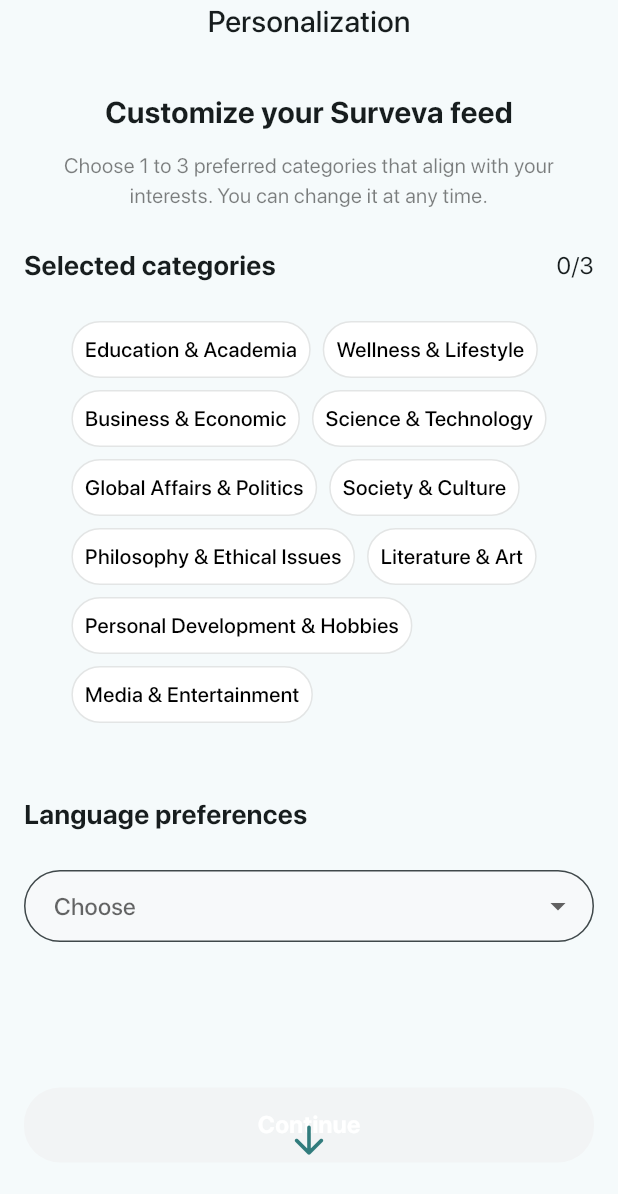
After one commit to ryann254/Surveva-App, a Flutter app: the PersonalizationPage screen opened directly, on a phone screen of 412 x 824 dp. The commit adds this screen. Shown: the top 1194 px of the screen. Run offline on Flutter 3.47's test engine with Material 3 defaults, Android fonts, the light colour scheme and no system bars; our stand-ins replace flutter_svg; missing offline and left inert: date_picker_plus, flutter_verification_code; project files that could hold a hidden picture were left out.

Commit message:
feat: add PersonalizationPage ui

```diff
--- a/lib/pages/AnimationPage.dart
+++ b/lib/pages/AnimationPage.dart
@@ -1,6 +1,6 @@
 import 'package:flutter/material.dart';
 import 'package:flutter_svg/flutter_svg.dart';
-import 'package:surveva_app/pages/HomePage.dart';
+import 'package:surveva_app/pages/DiscoveryPage.dart';
 import 'package:surveva_app/pages/LaunchPage.dart';
 
 class AnimationPage extends StatefulWidget {
@@ -43,7 +43,7 @@
     _controller.forward().then((_) {
       Future.delayed(const Duration(milliseconds: 500), () {
         Navigator.of(context).pushReplacement(
-          MaterialPageRoute(builder: (context) => _loginState ? const HomePage() : const LaunchPage()),
+          MaterialPageRoute(builder: (context) => _loginState ? const DiscoveryPage() : const LaunchPage()),
         );
       });
     });
--- a/lib/pages/HomePage.dart
+++ b/lib/pages/DiscoveryPage.dart
@@ -1,13 +1,13 @@
 import 'package:flutter/material.dart';
 
-class HomePage extends StatefulWidget {
-  const HomePage({super.key});
+class DiscoveryPage extends StatefulWidget {
+  const DiscoveryPage({super.key});
 
   @override
-  State<HomePage> createState() => _HomePageState();
+  State<DiscoveryPage> createState() => _DiscoveryPageState();
 }
 
-class _HomePageState extends State<HomePage> {
+class _DiscoveryPageState extends State<DiscoveryPage> {
   @override
   Widget build(BuildContext context) {
     return const Scaffold(
--- a/lib/pages/LoginPage.dart
+++ b/lib/pages/LoginPage.dart
@@ -1,7 +1,7 @@
 import 'package:flutter/material.dart';
 import 'package:flutter_svg/svg.dart';
 import 'package:surveva_app/pages/ForgotPasswordPage.dart';
-import 'package:surveva_app/pages/HomePage.dart';
+import 'package:surveva_app/pages/DiscoveryPage.dart';
 import 'package:surveva_app/pages/SignUpPage.dart';
 import 'package:surveva_app/widgets/authWidgets.dart';
 
@@ -48,7 +48,7 @@
                         const SizedBox(height: 18),
                         GestureDetector(
                           onTap: () {
-                            Navigator.push(context, MaterialPageRoute(builder: (context) => const HomePage()));
+                            Navigator.push(context, MaterialPageRoute(builder: (context) => const DiscoveryPage()));
                           },
                           child: Container(
                               width: double.infinity,
--- /dev/null
+++ b/lib/pages/PersonalizationPage.dart
@@ -0,0 +1,357 @@
+import 'package:flutter/material.dart';
+import 'package:surveva_app/pages/DiscoveryPage.dart';
+
+class PersonalizationPage extends StatefulWidget {
+  const PersonalizationPage({super.key});
+
+  @override
+  State<PersonalizationPage> createState() => _PersonalizationPageState();
+}
+
+class _PersonalizationPageState extends State<PersonalizationPage> with SingleTickerProviderStateMixin {
+  // TODO: Get categories from API
+  List<String> categories = [
+    'Education & Academia',
+    'Wellness & Lifestyle',
+    'Business & Economic',
+    'Science & Technology',
+    'Global Affairs & Politics',
+    'Society & Culture',
+    'Philosophy & Ethical Issues',
+    'Literature & Art',
+    'Personal Development & Hobbies',
+    'Media & Entertainment'
+  ];
+  List<String> selectedCategories = [];
+
+  // TODO: Get languages from API
+  List<String> languages = [
+    'English',
+    'Spanish',
+    'French',
+    'German',
+    'Italian',
+    'Portuguese',
+    'Russian',
+    'Chinese',
+    'Japanese',
+    'Korean',
+    'Arabic',
+    'Hindi',
+    'Bengali',
+    'Punjabi',
+    'Urdu',
+    'Indonesian',
+    'Malay',
+    'Thai',
+    'Vietnamese',
+    'Filipino',
+    'Dutch',
+    'Swedish',
+    'Norwegian',
+    'Danish',
+    'Finnish',
+    'Estonian',
+    'Latvian',
+    'Lithuanian',
+    'Polish',
+    'Czech',
+    'Slovak',
+    'Slovenian',
+    'Croatian',
+    'Bosnian',
+    'Macedonian',
+    'Romanian',
+    'Bulgarian',
+    'Serbian',
+    'Montenegrin',
+    'Albanian',
+    'Maltese'
+  ];
+  List<String> selectedLanguages = [];
+
+  String? languageError;
+
+  late AnimationController _controller;
+  late Animation<Offset> _offsetAnimation;
+  late ScrollController _scrollController;
+  bool _showScrollIcon = true;
+
+  @override
+  void initState() {
+    super.initState();
+    _controller = AnimationController(
+      duration: const Duration(seconds: 1),
+      vsync: this,
+    )..repeat(reverse: true);
+    _offsetAnimation = Tween<Offset>(
+      begin: Offset.zero,
+      end: const Offset(0, 0.1),
+    ).animate(CurvedAnimation(
+      parent: _controller,
+      curve: Curves.easeInOut,
+    ));
+    _scrollController = ScrollController();
+    _scrollController.addListener(_scrollListener);
+  }
+
+  @override
+  void dispose() {
+    _controller.dispose();
+    _scrollController.removeListener(_scrollListener);
+    _scrollController.dispose();
+    super.dispose();
+  }
+
+  void _scrollListener() {
+    if (_scrollController.offset >= _scrollController.position.maxScrollExtent &&
+        !_scrollController.position.outOfRange) {
+      setState(() {
+        _showScrollIcon = false;
+      });
+    } else if (!_showScrollIcon) {
+      setState(() {
+        _showScrollIcon = true;
+      });
+    }
+  }
+
+  addCategory(String category) {
+    if (selectedCategories.contains(category)) {
+      setState(() {
+        selectedCategories.remove(category);
+      });
+    } else {
+      if (selectedCategories.length < 3) {
+        setState(() {
+          selectedCategories.add(category);
+        });
+      }
+    }
+  }
+
+  @override
+  Widget build(BuildContext context) {
+    return Scaffold(
+      body: SafeArea(
+        child: Stack(
+          children: [
+            SingleChildScrollView(
+              controller: _scrollController,
+              child: Center(
+                child: Padding(
+                  padding: const EdgeInsets.only(left: 16.0, right: 16.0),
+                  child: Column(
+                    children: [
+                      const Text(
+                        'Personalization',
+                        style: TextStyle(fontSize: 20, fontWeight: FontWeight.w500),
+                      ),
+                      const SizedBox(
+                        height: 32,
+                      ),
+                      const Text(
+                        'Customize your Surveva feed',
+                        style: TextStyle(fontSize: 20, fontWeight: FontWeight.w600),
+                      ),
+                      const SizedBox(
+                        height: 10,
+                      ),
+                      SizedBox(
+                          width: 330,
+                          child: Text(
+                            'Choose 1 to 3 preferred categories that align with your interests. You can change it at any time.',
+                            style: TextStyle(
+                                fontSize: 14,
+                                fontWeight: FontWeight.w400,
+                                color: Colors.black.withOpacity(0.5)),
+                            textAlign: TextAlign.center,
+                          )),
+                      const SizedBox(
+                        height: 24,
+                      ),
+                      Row(
+                        mainAxisAlignment: MainAxisAlignment.spaceBetween,
+                        children: [
+                          const Text(
+                            'Selected categories',
+                            style:
+                                TextStyle(fontSize: 18, fontWeight: FontWeight.w600),
+                          ),
+                          Text(
+                            '${selectedCategories.length}/3',
+                            style:
+                                const TextStyle(fontSize: 16, fontWeight: FontWeight.w400),
+                          )
+                        ],
+                      ),
+                      const SizedBox(
+                        height: 24,
+                      ),
+                      selectedCategoriesWidget(),
+                      const SizedBox(
+                        height: 48,
+                      ),
+                      const Align(
+                          alignment: Alignment.centerLeft,
+                          child: Text(
+                            'Language preferences',
+                            style:
+                                TextStyle(fontSize: 18, fontWeight: FontWeight.w600),
+                            textAlign: TextAlign.left,
+                          )),
+                      const SizedBox(
+                        height: 24,
+                      ),
+                      languagePreferencesWidget(),
+                      const SizedBox(height: 12,),
+                      Align(
+                        alignment: Alignment.centerLeft,
+                        child: Wrap(
+                          spacing: 12,
+                          children: selectedLanguages
+                              .map((language) => GestureDetector(
+                                    onTap: () {
+                                      setState(() {
+                                        selectedLanguages.remove(language);
+                                      });
+                                    },
+                                    child: Container(
+                                        padding: const EdgeInsets.all(8),
+                                        decoration: BoxDecoration(
+                                            borderRadius: BorderRadius.circular(24),
+                                            border:
+                                                Border.all(color: const Color(0xff317C7D)),
+                                            color: const Color(0xff317C7D)),
+                                        child: Text(
+                                          language,
+                                          style: const TextStyle(
+                                              fontSize: 14,
+                                              fontWeight: FontWeight.w500,
+                                              color: Colors.white),
+                                        )),
+                                  ))
+                              .toList(),
+                        ),
+                      ),
+                      const SizedBox(height: 85,),
+                      GestureDetector(
+                        onTap: () {
+                          Navigator.push(context, MaterialPageRoute(builder: (context) => const DiscoveryPage()));
+                        },
+                        child: Container(
+                            width: double.infinity,
+                            height: 50,
+                            decoration: BoxDecoration(
+                              color: selectedCategories.length == 3 && selectedLanguages.length == 3 ? const Color(0xff317C7D) : const Color(0xffF2F4F5),
+                              borderRadius: BorderRadius.circular(24),
+                            ),
+                            child: const Center(
+                              child: Text(
+                                'Continue',
+                                style: TextStyle(
+                                    color: Colors.white,
+                                    fontSize: 16,
+                                    fontWeight: FontWeight.w600),
+                              ),
+                            )),
+                      ),
+                      const SizedBox(height: 16,)
+                    ],
+                  ),
+                ),
+              ),
+            ),
+            if (_showScrollIcon)
+              Positioned(
+                left: 0,
+                right: 0,
+                bottom: 16,
+                child: SlideTransition(
+                  position: _offsetAnimation,
+                  child: const Icon(
+                    Icons.arrow_downward_rounded,
+                    size: 30,
+                    color: Color(0xff317C7D),
+                  ),
+                ),
+              ),
+          ],
+        ),
+      ),
+    );
+  }
+
+  DropdownButtonFormField<String> languagePreferencesWidget() {
+    return DropdownButtonFormField<String>(
+      decoration: InputDecoration(
+        filled: true,
+        fillColor: const Color(0xffF7F9FA),
+        border: OutlineInputBorder(
+          borderRadius: BorderRadius.circular(24),
+          borderSide: const BorderSide(color: Color(0xffF7F9FA)),
+        ),
+        contentPadding: const EdgeInsets.symmetric(horizontal: 16, vertical: 8),
+        errorText: languageError,
+      ),
+      hint: const Text('Choose'),
+      value: null,
+      items: languages.map((String item) {
+        return DropdownMenuItem<String>(
+          value: item,
+          child: Text(item),
+        );
+      }).toList(),
+      onChanged: (String? value) {
+        if (value != null) {
+          setState(() {
+            if (selectedLanguages.contains(value)) {
+              selectedLanguages.remove(value);
+              languageError = null;
+            } else if (selectedLanguages.length < 3) {
+              selectedLanguages.add(value);
+              languageError = null;
+            } else {
+              languageError = "Max 3 languages. Tap below to remove one.";
+            }
+          });
+        }
+      },
+    );
+  }
+
+  Wrap selectedCategoriesWidget() {
+    return Wrap(
+        spacing: 8,
+        runSpacing: 8,
+        children: categories.map((category) {
+          return GestureDetector(
+            onTap: () {
+              addCategory(category);
+            },
+            child: Container(
+              padding: const EdgeInsets.all(8.0),
+              decoration: BoxDecoration(
+                borderRadius: BorderRadius.circular(24),
+                border: Border.all(
+                    color: selectedCategories.contains(category)
+                        ? const Color(0xff317C7D)
+                        : const Color(0xffE3E5E5)),
+                color: selectedCategories.contains(category)
+                    ? const Color(0xff317C7D)
+                    : Colors.white,
+              ),
+              child: Text(
+                category,
+                style: TextStyle(
+                    fontSize: 14,
+                    fontWeight: FontWeight.w500,
+                    color: selectedCategories.contains(category)
+                        ? Colors.white
+                        : Colors.black),
+              ),
+            ),
+          );
+        }).toList());
+  }
+}
--- a/lib/pages/ResetPasswordPage.dart
+++ b/lib/pages/ResetPasswordPage.dart
@@ -1,5 +1,6 @@
 import 'package:flutter/material.dart';
 import 'package:flutter_svg/svg.dart';
+import 'package:surveva_app/pages/LoginPage.dart';
 import 'package:surveva_app/widgets/authWidgets.dart';
 
 class ResetPasswordPage extends StatefulWidget {
@@ -136,7 +137,7 @@
           padding: const EdgeInsets.only(left: 16.0, right: 16.0, bottom: 20.0),
           child: GestureDetector(
             onTap: () {
-              Navigator.of(context).pop();
+              Navigator.of(context).push(MaterialPageRoute(builder: (context) => const LoginPage()));
             },
             child: Container(
               width: double.infinity,
--- a/lib/pages/SignUpPage.dart
+++ b/lib/pages/SignUpPage.dart
@@ -1,6 +1,7 @@
 import 'package:flutter/material.dart';
 import 'package:flutter_svg/svg.dart';
 import 'package:surveva_app/pages/LoginPage.dart';
+import 'package:surveva_app/pages/PersonalizationPage.dart';
 import 'package:surveva_app/widgets/authWidgets.dart';
 
 class SignUpPage extends StatefulWidget {
@@ -136,7 +137,11 @@
                       ],
                     ),
                     const SizedBox(height: 14),
-                    Container(
+                    GestureDetector(
+                      onTap: () {
+                        Navigator.push(context, MaterialPageRoute(builder: (context) => const PersonalizationPage()));
+                      },
+                      child: Container(
                           width: double.infinity,
                           height: 50,
                           decoration: BoxDecoration(
@@ -151,7 +156,8 @@
                                   fontSize: 16,
                                   fontWeight: FontWeight.w600),
                             ),
-                        ))
+                          )),
+                    )
                   ],
                 ),
               ),
```
Lines whose indentation alone changed are shown as unchanged.
